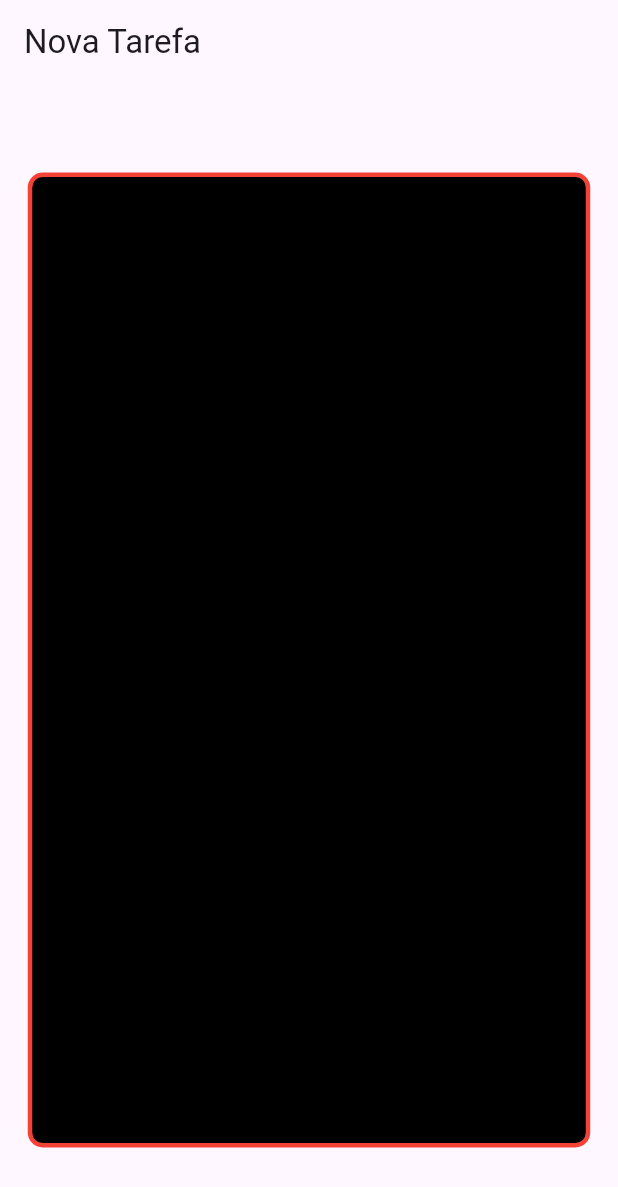
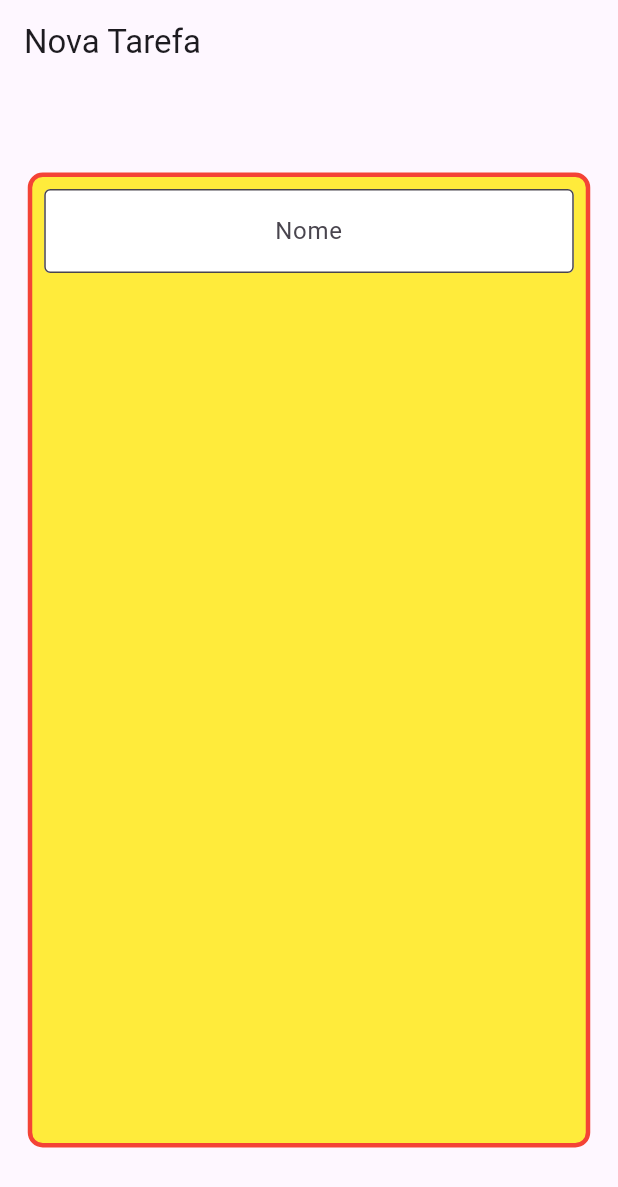
Before and after one commit to slackwarecps/flutter_widget, a Flutter app: the screen it shows after launch, on a phone screen of 412 x 824 dp. Shown: the top 1187 px of the screen. Run offline on Flutter 3.47's test engine with Material 3 defaults, Android fonts, the light colour scheme and no system bars.

Commit message:
refactor: Adicionado TextFormField

```diff
--- a/lib/screens/form_screen.dart
+++ b/lib/screens/form_screen.dart
@@ -19,14 +19,29 @@ class _FormScreenState extends State<FormScreen> {
             height: 650,
             width: 375,
             decoration: BoxDecoration(
-              color: Colors.black,
+              color: Colors.yellow,
               borderRadius: BorderRadius.circular(10),
               border: Border.all(
                 color: Colors.red,
                 width: 3,
               ),
             ),
-            child: Column(),
+            child: Column(
+              children: [
+                Padding(
+                  padding: const EdgeInsets.all(8.0),
+                  child: TextFormField(
+                    textAlign: TextAlign.center,
+                    decoration: InputDecoration(
+                      border: OutlineInputBorder(),
+                      hintText: 'Nome',
+                      fillColor: Colors.white,
+                      filled: true,
+                    ),
+                  ),
+                ),
+              ],
+            ),
           ),
         ));
   }
```
